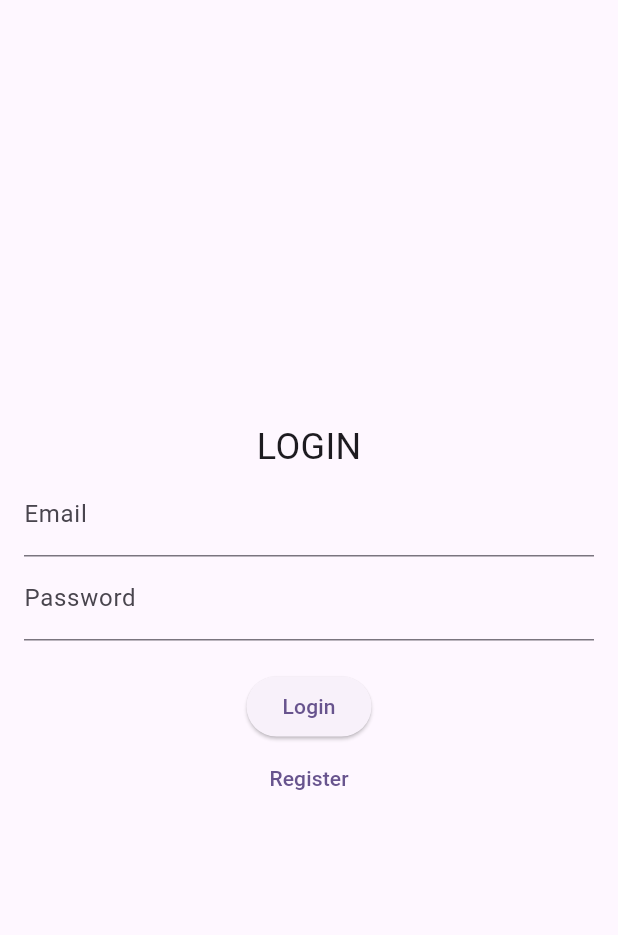
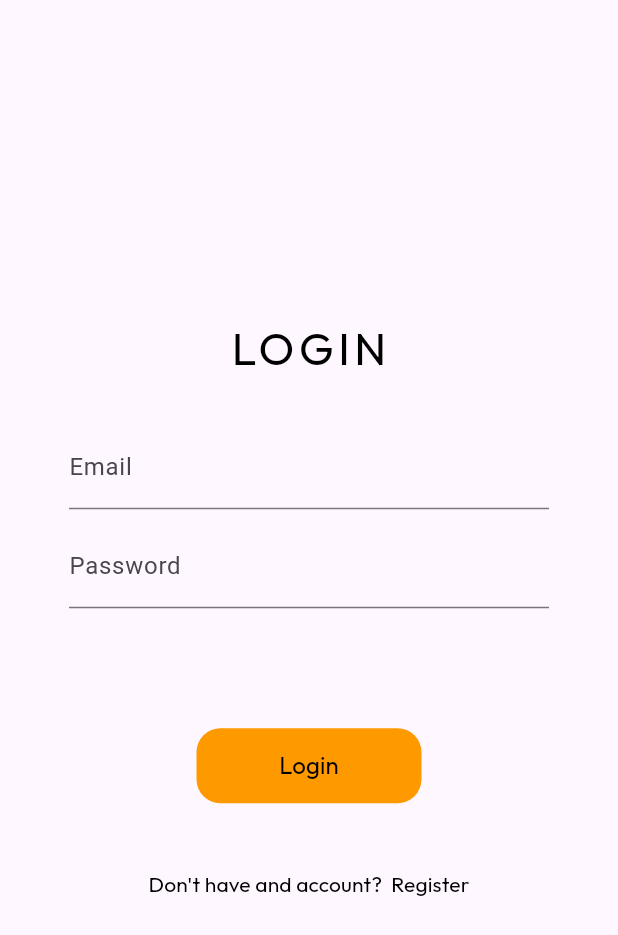
Before and after one commit to lyGrace2003/ordering_system, a Flutter app: the screen it shows after launch, on a phone screen of 412 x 824 dp. Shown: the top 935 px of the screen. Run offline on Flutter 3.47's test engine with Material 3 defaults, Android fonts, the phone set to English and light mode, and no system bars; our stand-ins replace cloud_firestore, firebase_auth, firebase_core, firebase_storage, flutter_spinkit, get_it and 3 more; accounts and stored records are empty.

Commit message:
design on admin and login/registration

```diff
--- a/lib/routing/router.dart
+++ b/lib/routing/router.dart
@@ -9,6 +9,8 @@ import 'package:ordering_system/screens/admin/admin_home_screen.dart';
 import 'package:ordering_system/screens/admin/admin_menu_screen.dart';
 import 'package:ordering_system/screens/admin/admin_register_screen.dart';
 import 'package:ordering_system/screens/cashier/cashier_home_screen.dart';
+import 'package:ordering_system/screens/customer/customer_cart_screen.dart';
+import 'package:ordering_system/screens/customer/customer_menu_screen.dart';
 import 'package:ordering_system/screens/customer/home_screen.dart';
 import 'package:ordering_system/screens/kitchen/kitchen_home_screen.dart';
 import 'package:ordering_system/screens/login_screen.dart';
@@ -33,7 +35,12 @@ class GlobalRouter{
       BuildContext context, GoRouterState state) async {
         User? user = FirebaseAuth.instance.currentUser;
         if (user == null) {
-          return Loginscreen.route; // Redirect to login if no current user
+          if (state.matchedLocation == Loginscreen.route) {
+            return Loginscreen.route;
+          }
+          if (state.matchedLocation == RegisterScreen.route) {
+            return RegisterScreen.route;
+          }
         }
         role = await AuthController.instance.fetchUserRole(user!.uid);
 
@@ -149,6 +156,22 @@ class GlobalRouter{
               return const AdminHomeScreen();
             }
           ),
+          GoRoute(
+            parentNavigatorKey: _rootNavigatorKey,
+            path: CustomerMenuScreen.route,
+            name: CustomerMenuScreen.name,
+            builder: (context, _){
+              return const CustomerMenuScreen();
+            }
+          ),
+          GoRoute(
+            parentNavigatorKey: _rootNavigatorKey,
+            path: CustomerCartScreen.route,
+            name: CustomerCartScreen.name,
+            builder: (context, _){
+              return const CustomerCartScreen();
+            }
+          ),
         ]
     );
   }
--- a/lib/screens/admin/admin_home_screen.dart
+++ b/lib/screens/admin/admin_home_screen.dart
@@ -1,6 +1,7 @@
 import 'package:flutter/material.dart';
 import 'package:ordering_system/screens/admin/admin_menu_screen.dart';
 import 'package:ordering_system/screens/admin/admin_register_screen.dart';
+import 'package:ordering_system/util/app_style.dart';
 
 class AdminHomeScreen extends StatefulWidget {
   static const String route = '/adminhome';
@@ -32,11 +33,11 @@ class _AdminHomeScreenState extends State<AdminHomeScreen> {
       bottomNavigationBar: BottomNavigationBar(
         items: const <BottomNavigationBarItem>[
           BottomNavigationBarItem(
-            icon: Icon(Icons.menu),
+            icon: Icon(Icons.menu, size: 30,),
             label: 'Menu',
           ),
           BottomNavigationBarItem(
-            icon: Icon(Icons.person),
+            icon: Icon(Icons.person, size: 30,),
             label: 'Register',
           ),
         ],
--- a/lib/screens/login_screen.dart
+++ b/lib/screens/login_screen.dart
@@ -3,6 +3,8 @@ import 'package:ordering_system/auth/authcontroller.dart';
 import 'package:ordering_system/dialog/dialog.dart';
 import 'package:ordering_system/routing/router.dart';
 import 'package:ordering_system/screens/register_screen.dart';
+import 'package:ordering_system/util/app_style.dart';
+import 'package:ordering_system/util/size_config.dart';
 
 class Loginscreen extends StatefulWidget {
   static const String route = '/';
@@ -36,38 +38,53 @@ class _LoginscreenState extends State<Loginscreen> {
 
   @override
   Widget build(BuildContext context) {
+    SizeConfig().init(context);
     return Scaffold(
       body: Padding(
-        padding: EdgeInsets.all(16.0),
+        padding: const EdgeInsets.all(16.0),
         child: Form(
           key: formKey,
+          child: Container(
+            width: SizeConfig.screenWidth,
+            height: SizeConfig.screenHeight,
             child: Column(
               mainAxisAlignment: MainAxisAlignment.center,
               children: [
-              Text('LOGIN', style: TextStyle(fontSize: 24)),
-              TextField(
+                Text('LOGIN', style: mRegular.copyWith(color: mBlack, fontSize: 30, letterSpacing: 3)),
+                const SizedBox(height: 30,),
+                SizedBox(
+                  width: 320,
+                  child: TextField(
                     controller: email,
-                decoration: InputDecoration(labelText: 'Email'),
+                    decoration: const InputDecoration(labelText: 'Email',),
                   ),
-              TextField(
+                ),
+                const SizedBox(height: 10,),
+                SizedBox(
+                  width: 320,
+                  child: TextField(
                     controller: password,
-                decoration: InputDecoration(labelText: 'Password'),
+                    decoration: const InputDecoration(labelText: 'Password'),
                     obscureText: true,
                   ),
-              SizedBox(height: 20),
+                ),
+                const SizedBox(height: 80),
                 ElevatedButton(
+                  style: buttonOrange,
                    onPressed: () {
                       onSubmit();
                     },
-                  child: const Text("Login"),
+                    child: Text("Login", style: mRegular.copyWith(color: mBlack, fontSize: 16),),
                 ),
+                const SizedBox(height: 30,),
                 TextButton(
                   onPressed: () {
                     GlobalRouter.I.router.go(RegisterScreen.route);
                   },
-                child: Text('Register'),
+                  child: Text('Don\'t have and account?  Register', style: mRegular.copyWith(color: mBlack, fontSize: 14),),
                 ),
               ],
+            ),
           ),
         ),
       ),
--- /dev/null
+++ b/lib/util/size_config.dart
@@ -0,0 +1,17 @@
+import 'package:flutter/material.dart';
+
+class SizeConfig{
+  static MediaQueryData? _mediaQueryData;
+  static double? screenWidth;
+  static double? screenHeight;
+  static double? blocksHorizontal;
+  static double? blocksVertical;
+
+  void init(BuildContext context){
+    _mediaQueryData = MediaQuery.of(context);
+    screenWidth = _mediaQueryData!.size.width;
+    screenHeight = _mediaQueryData!.size.height;
+    blocksHorizontal = screenWidth!/100;
+    blocksVertical = screenHeight!/100;
+  }
+}
```
Also changed, not shown: lib/firebase/services.dart (+20 -1 lines), lib/screens/admin/admin_menu_screen.dart (+18 -15 lines), lib/screens/admin/admin_register_screen.dart (+14 -11 lines), lib/screens/customer/customer_cart_screen.dart (added, +18 -0 lines), lib/screens/customer/customer_menu_screen.dart (added, +97 -0 lines), lib/screens/customer/home_screen.dart (+26 -13 lines), lib/screens/register_screen.dart (+50 -12 lines), lib/util/app_style.dart (+10 -10 lines). Lines whose indentation alone changed are shown as unchanged.
